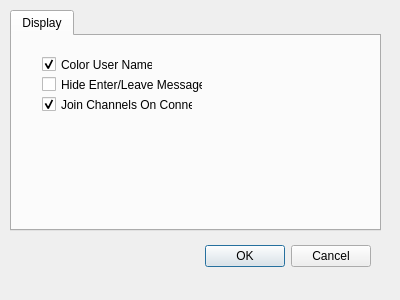
Qt form preferences.ui (technicallyerik/WIRK) before a commit.
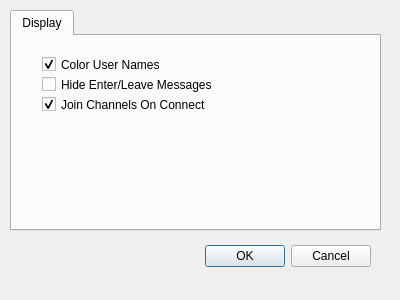
The same form after that commit.

The edit to the form file:
```diff
--- a/preferences.ui
+++ b/preferences.ui
@@ -50,7 +50,7 @@
       <rect>
        <x>30</x>
        <y>20</y>
-       <width>111</width>
+       <width>291</width>
        <height>17</height>
       </rect>
      </property>
@@ -66,7 +66,7 @@
       <rect>
        <x>30</x>
        <y>40</y>
-       <width>161</width>
+       <width>301</width>
        <height>17</height>
       </rect>
      </property>
@@ -82,7 +82,7 @@
       <rect>
        <x>30</x>
        <y>60</y>
-       <width>151</width>
+       <width>311</width>
        <height>17</height>
       </rect>
      </property>
```
